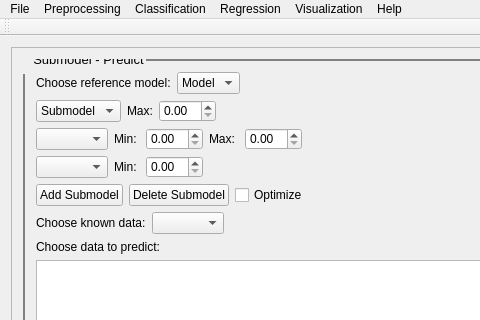
The window that point_spectra_gui/ui/UI Files/submodel_optimize.ui (tisaconundrum2/PySAT-GUI) describes before a commit, drawn with Qt 5; both pictures show x 0 to 480 and y 0 to 320 of the 581 by 542 pixel window.
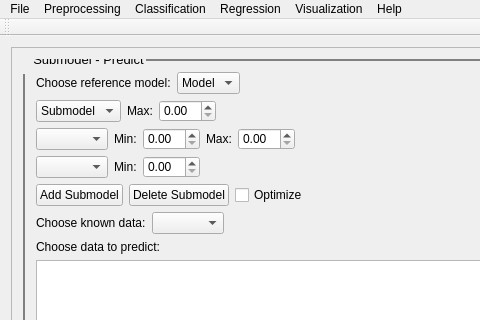
The same window after the commit.

What changed in the file:
```diff
--- a/point_spectra_gui/ui/UI Files/submodel_optimize.ui
+++ b/point_spectra_gui/ui/UI Files/submodel_optimize.ui
@@ -145,7 +145,7 @@
                <item>
                 <widget class="QLabel" name="submodel_min_label">
                  <property name="text">
-                  <string>Min: </string>
+                                                                        <string>Min:</string>
                  </property>
                 </widget>
                </item>
@@ -155,7 +155,7 @@
                <item>
                 <widget class="QLabel" name="submodel_max_label">
                  <property name="text">
-                  <string>Max: </string>
+                                                                        <string>Max:</string>
                  </property>
                 </widget>
                </item>
@@ -185,7 +185,7 @@
                <item>
                 <widget class="QLabel" name="high_model_min_label">
                  <property name="text">
-                  <string>Min: </string>
+                                                                        <string>Min:</string>
                  </property>
                 </widget>
                </item>
```
Left out of the diff: 16 changed lines with no effect on the pictures. Lines whose indentation alone changed are shown as unchanged.
